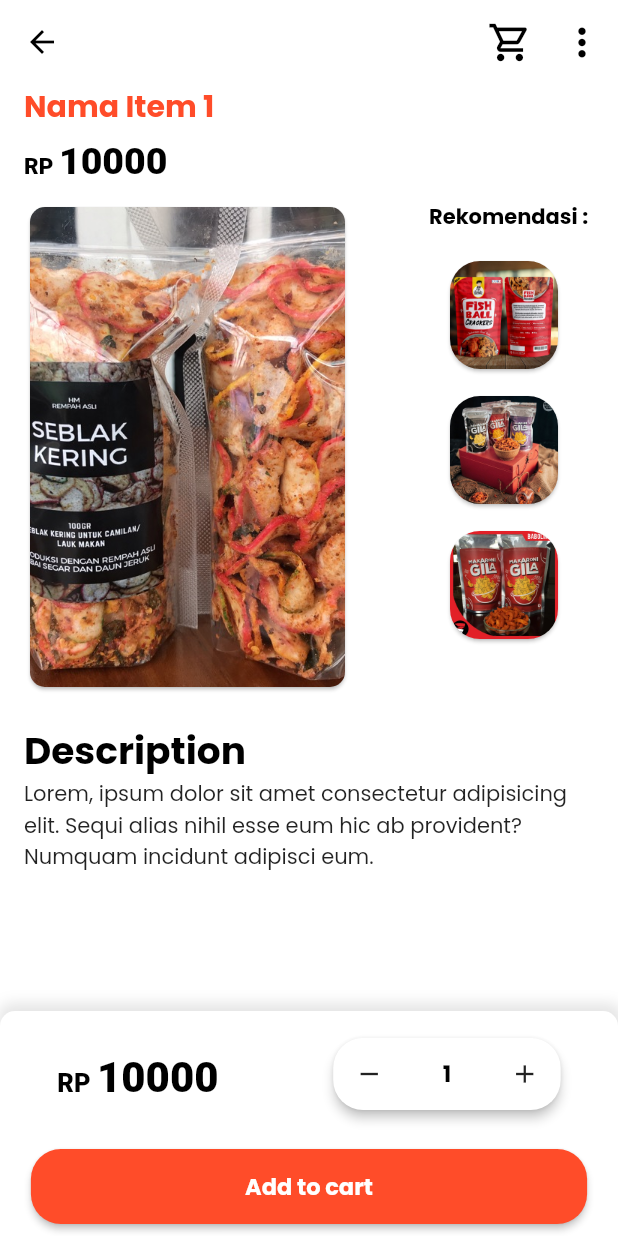
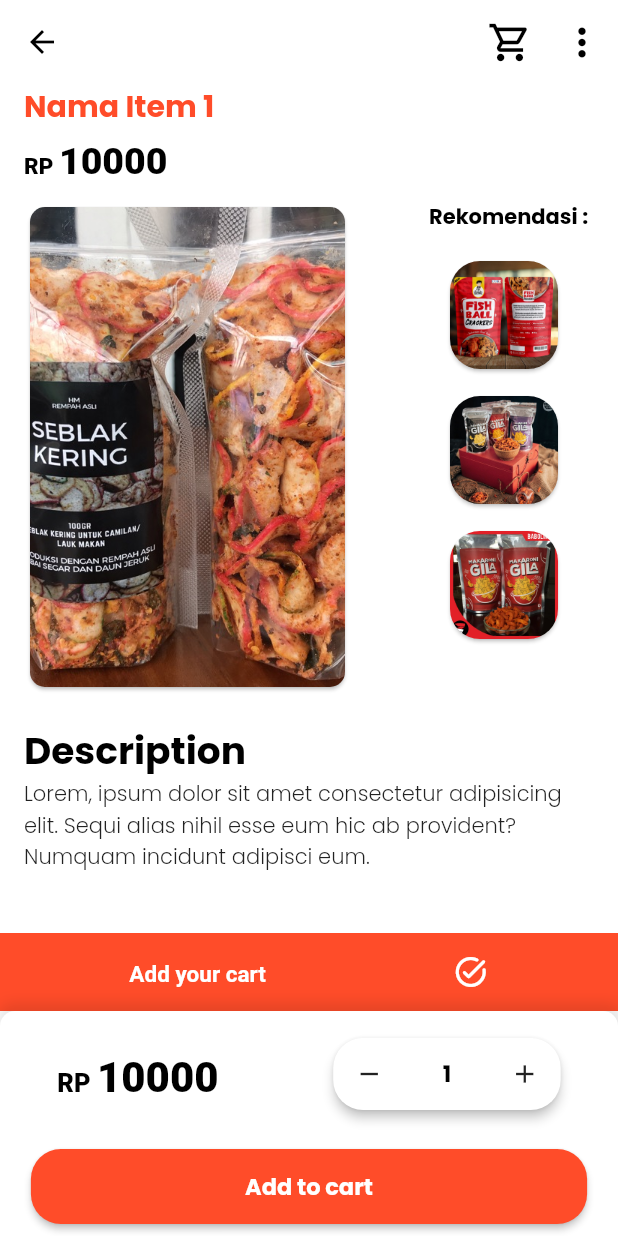
Before and after one commit to AriaDesta2083/jaon-mart, a Flutter app: the DetailScreen screen opened directly with sample values from the repository, after a tap on "Add to cart", on a phone screen of 412 x 824 dp. Run offline on Flutter 3.47's test engine with Material 2 defaults, Android fonts, the phone set to English and light mode, and no system bars; our stand-ins replace flutter_spinkit.

Commit message:
Benerin Msg Add Cart

```diff
--- a/jaonmart_app/lib/pages/detail_screen.dart
+++ b/jaonmart_app/lib/pages/detail_screen.dart
@@ -108,7 +108,27 @@ class _DetailScreenState extends State<DetailScreen> {
               ],
             ),
             ElevatedButton(
-              onPressed: () {},
+              onPressed: () {
+                ScaffoldMessenger.of(context).showSnackBar(
+                  SnackBar(
+                    duration: Duration(seconds: 1),
+                    backgroundColor: makeColor,
+                    content: Row(
+                      mainAxisAlignment: MainAxisAlignment.spaceAround,
+                      children: [
+                        Text(
+                          'Add your cart',
+                          style: myStyle.copyWith(color: Colors.white),
+                        ),
+                        Icon(
+                          Icons.task_alt_rounded,
+                          color: Colors.white,
+                        )
+                      ],
+                    ),
+                  ),
+                );
+              },
               style: ElevatedButton.styleFrom(
                   primary: makeColor,
                   fixedSize: Size(MediaQuery.of(context).size.width * 0.9, 50),
--- a/jaonmart_app/lib/widgets/card_item.dart
+++ b/jaonmart_app/lib/widgets/card_item.dart
@@ -63,7 +63,8 @@ class CardItem extends StatelessWidget {
                                   children: [
                                     Text(
                                       'Add your cart',
-                                      style: myStyle,
+                                      style:
+                                          myStyle.copyWith(color: Colors.white),
                                     ),
                                     Icon(
                                       Icons.task_alt_rounded,
--- a/jaonmart_app/pubspec.yaml
+++ b/jaonmart_app/pubspec.yaml
@@ -78,10 +78,10 @@ flutter:
   fonts:
     - family: Poppins
       fonts:
-        - asset: assets/fonts/poppins/Poppins-thin.ttf
-        - asset: assets/fonts/poppins/Poppins-Bold.ttf
+        - asset: assets/fonts/Poppins-thin.ttf
+        - asset: assets/fonts/Poppins-Bold.ttf
           weight: 700
-        - asset: assets/fonts/poppins/Poppins-Light.ttf
+        - asset: assets/fonts/Poppins-Light.ttf
           weight: 300
   #   - family: Trajan Pro
   #     fonts:
```
